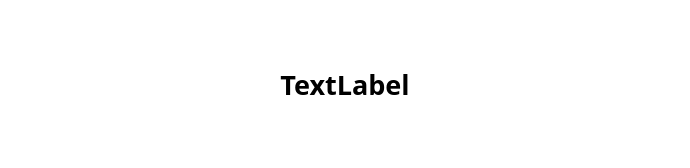
This is PLCControl/QtPLCLibrary/WindowOut.ui in DR-Pharm/QPrinter as Qt 5 draws it before an edit. The edited form follows.
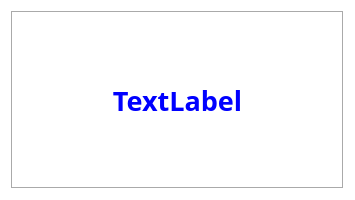
This is the edited form.

Diff of the .ui file:
```diff
--- a/PLCControl/QtPLCLibrary/WindowOut.ui
+++ b/PLCControl/QtPLCLibrary/WindowOut.ui
@@ -9,20 +9,20 @@
    <rect>
     <x>0</x>
     <y>0</y>
-    <width>690</width>
-    <height>168</height>
+    <width>355</width>
+    <height>200</height>
    </rect>
   </property>
   <property name="minimumSize">
    <size>
-    <width>690</width>
-    <height>168</height>
+    <width>355</width>
+    <height>200</height>
    </size>
   </property>
   <property name="maximumSize">
    <size>
-    <width>690</width>
-    <height>168</height>
+    <width>355</width>
+    <height>200</height>
    </size>
   </property>
   <property name="windowTitle">
@@ -43,7 +43,14 @@
       </font>
      </property>
      <property name="styleSheet">
-      <string notr="true">background-color: rgb(255, 255, 255);</string>
+      <string notr="true">background-color: rgb(255, 255, 255);
+color: rgb(0, 0, 255);</string>
+     </property>
+     <property name="frameShape">
+      <enum>QFrame::Box</enum>
+     </property>
+     <property name="frameShadow">
+      <enum>QFrame::Sunken</enum>
      </property>
      <property name="text">
       <string>TextLabel</string>
```
